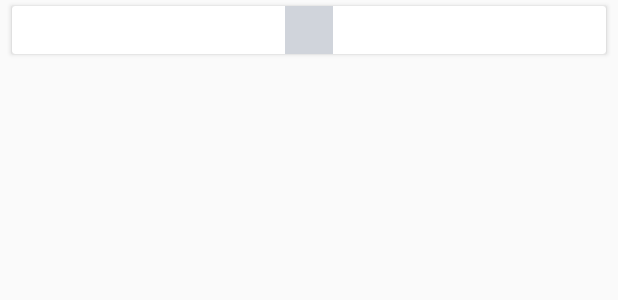
After one commit to Skykai521/StickerCamera, an Android app: the layout item_picture.xml on its own in the app's theme, with its tools: preview values and no code run, on a phone screen of 412 x 824 dp. The commit adds this screen. Shown: the top 300 px of the screen. Run offline under Robolectric (Android 15) with nearby library versions, the phone set to English and light mode, and no system bars.

Commit message:
preview 版完成,仍有一些问题待解决

```diff
--- /dev/null
+++ b/app/src/main/res/layout/item_picture.xml
@@ -0,0 +1,27 @@
+<?xml version="1.0" encoding="utf-8"?>
+<android.support.v7.widget.CardView xmlns:android="http://schemas.android.com/apk/res/android"
+    xmlns:app="http://schemas.android.com/apk/res-auto"
+    android:id="@+id/card"
+    android:layout_width="match_parent"
+    android:layout_height="wrap_content"
+    android:layout_marginLeft="8dp"
+    android:layout_marginRight="8dp"
+    android:layout_marginTop="4dp"
+    app:cardBackgroundColor="#FFF"
+    app:cardCornerRadius="2dp"
+    app:cardPreventCornerOverlap="true">
+
+    <RelativeLayout
+        android:id="@+id/pictureLayout"
+        android:layout_width="match_parent"
+        android:layout_height="wrap_content">
+
+        <ImageView
+            android:id="@+id/picture"
+            android:layout_width="match_parent"
+            android:layout_height="wrap_content"
+            android:src="@drawable/default_img"
+            android:scaleType="centerInside"/>
+    </RelativeLayout>
+
+</android.support.v7.widget.CardView>
--- /dev/null
+++ b/app/src/main/res/layout/toolbar_shadow_layout.xml
@@ -0,0 +1,6 @@
+<?xml version="1.0" encoding="utf-8"?>
+<View
+    xmlns:android="http://schemas.android.com/apk/res/android"
+    android:layout_width="match_parent"
+    android:layout_height="6dp"
+    android:background="@drawable/toolbar_shadow" />
--- a/app/src/main/res/values/colors.xml
+++ b/app/src/main/res/values/colors.xml
@@ -31,4 +31,5 @@
     <!--Theme-->
 
     <color name="background_tab_pressed">#6633B5E5</color>
+    <color name="light_grey">#ffbebebe</color>
 </resources>
```
Also changed, not shown: app/src/main/java/com/stickercamera/app/ui/MainActivity.java (+125 -15 lines), app/src/main/res/drawable/toolbar_shadow.xml (added, +7 -0 lines), app/src/main/res/layout/activity_main.xml (+26 -8 lines).
